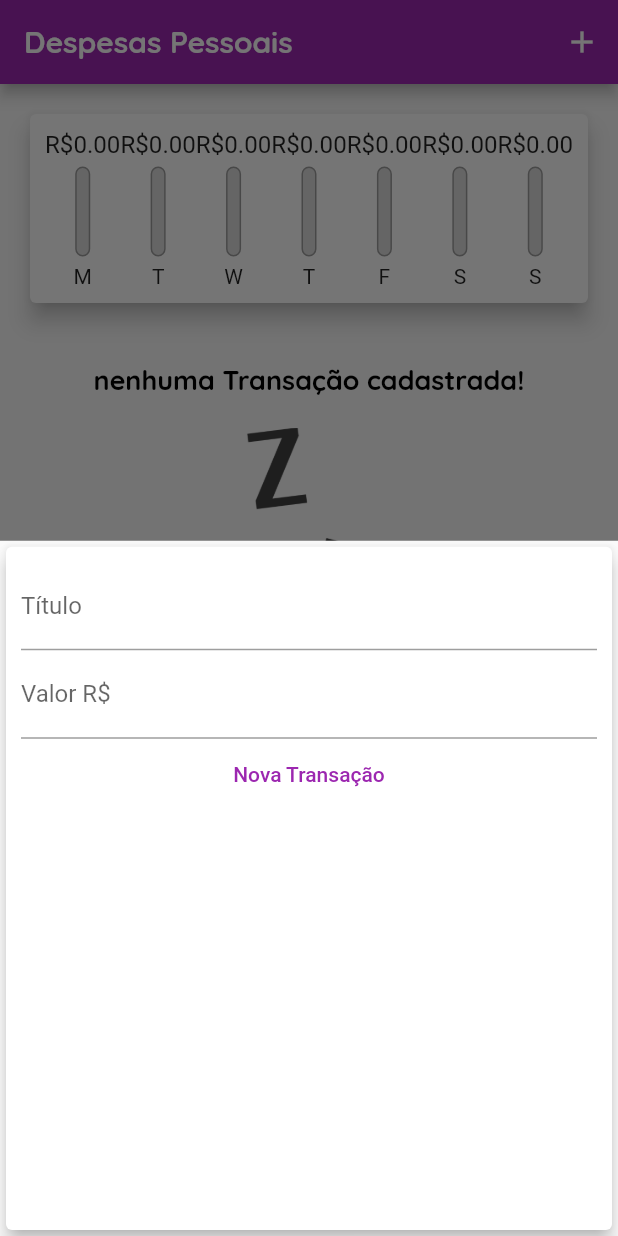
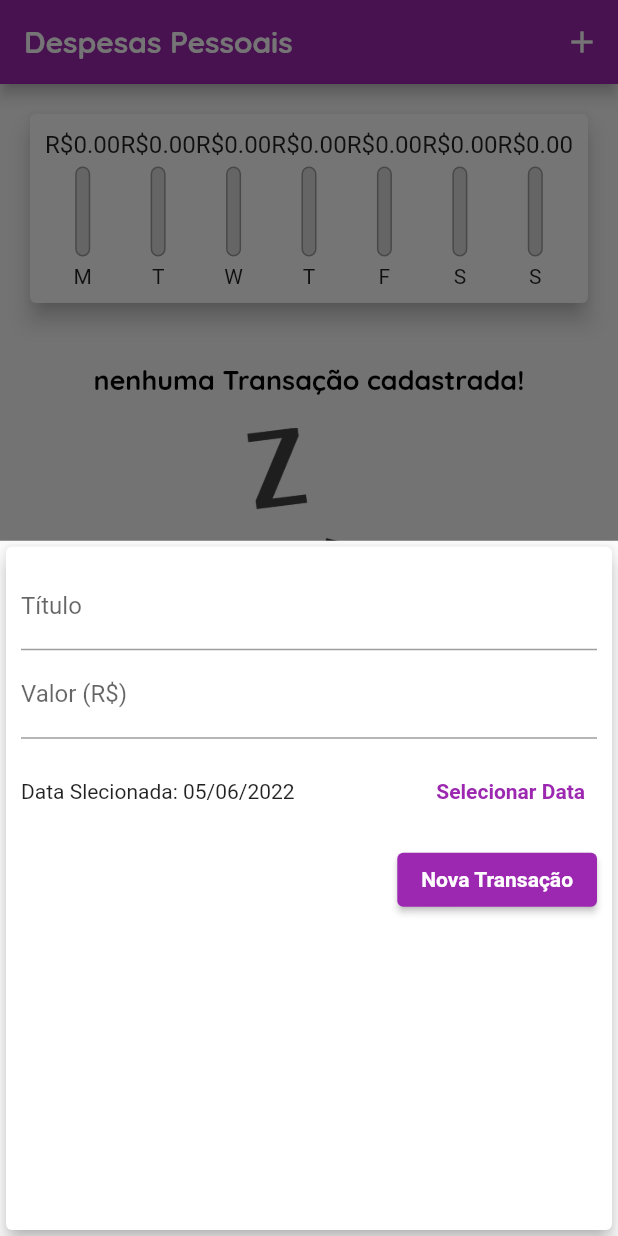
Before and after one commit to EuNetu/Despesas_Flutter, a Flutter app: the screen it shows after launch, after a tap on the "add" icon, on a phone screen of 412 x 824 dp. Run offline on Flutter 3.47's test engine with Material 2 defaults, Android fonts, the phone set to English and light mode, and no system bars.

Commit message:
update empty list and create button selection date

```diff
--- a/expenses/lib/components/chart.dart
+++ b/expenses/lib/components/chart.dart
@@ -57,7 +57,7 @@ class Chart extends StatelessWidget {
               child: ChartBar(
                 label: tr['day'] as String,
                 value: tr['value'] as double,
-                percentage: (tr['value'] as double) / _weekTotalValue,
+                percentage: _weekTotalValue == 0 ? 0 : (tr['value'] as double) / _weekTotalValue,
               ),
             );
           }).toList(),
--- a/expenses/lib/components/transaction_Form.dart
+++ b/expenses/lib/components/transaction_Form.dart
@@ -1,28 +1,46 @@
 import 'package:flutter/material.dart';
+import 'package:intl/intl.dart';
 
 class TransactionForm extends StatefulWidget {
-  final void Function(String, double) onSubmit;
+  final void Function(String, double, DateTime) onSubmit;
 
-  TransactionForm(this.onSubmit);
+  const TransactionForm(this.onSubmit, {Key? key}) : super(key: key);
 
   @override
   State<TransactionForm> createState() => _TransactionFormState();
 }
 
 class _TransactionFormState extends State<TransactionForm> {
-  final titleController = TextEditingController();
-
-  final valueController = TextEditingController();
+  final _titleController = TextEditingController();
+  final _valueController = TextEditingController();
+  DateTime? _selectedDate = DateTime.now();
 
   _submitForm() {
-    final title = titleController.text;
-    final value = double.tryParse(valueController.text) ?? 0.0;
+    final title = _titleController.text;
+    final value = double.tryParse(_valueController.text) ?? 0;
 
-    if (title.isEmpty || value.toString().isEmpty) {
+    if (title.isEmpty || value <= 0 || _selectedDate == null) {
       return;
     }
 
-    widget.onSubmit(title, value);
+    widget.onSubmit(title, value, _selectedDate!);
+  }
+
+  _showDatePicker() {
+    showDatePicker(
+      context: context,
+      initialDate: DateTime.now(),
+      firstDate: DateTime(2019),
+      lastDate: DateTime.now(),
+    ).then((pickedDate) {
+      if (pickedDate == null) {
+        return;
+      }
+
+      setState(() {
+        _selectedDate = pickedDate;
+      });
+    });
   }
 
   @override
@@ -34,25 +52,58 @@ class _TransactionFormState extends State<TransactionForm> {
         child: Column(
           children: [
             TextField(
-              controller: titleController,
-              onSubmitted: (_) => _submitForm,
-              decoration: InputDecoration(
+              controller: _titleController,
+              onSubmitted: (_) => _submitForm(),
+              decoration: const InputDecoration(
                 labelText: 'Título',
               ),
             ),
             TextField(
-              controller: valueController,
-              keyboardType: TextInputType.numberWithOptions(decimal: true),
-              onSubmitted: (_) => _submitForm,
-              decoration: InputDecoration(labelText: 'Valor R\$'),
+              controller: _valueController,
+              keyboardType:
+                  const TextInputType.numberWithOptions(decimal: true),
+              onSubmitted: (_) => _submitForm(),
+              decoration: const InputDecoration(
+                labelText: 'Valor (R\$)',
+              ),
             ),
-            TextButton(
-              child: Text('Nova Transação'),
-              style: ButtonStyle(
-                  foregroundColor:
-                      MaterialStateProperty.all<Color>(Colors.purple)),
-              onPressed: _submitForm,
-            )
+            SizedBox(
+              height: 70,
+              child: Row(
+                children: <Widget>[
+                  Expanded(
+                    child: Text(
+                      _selectedDate == null
+                          ? 'Nenhuma data selecionada!'
+                          : 'Data Slecionada: ${DateFormat('dd/MM/y').format(_selectedDate!)}',
+                    ),
+                  ),
+                  TextButton(
+                    child: const Text(
+                      'Selecionar Data',
+                      style: TextStyle(
+                        fontWeight: FontWeight.bold,
+                      ),
+                    ),
+                    onPressed: _showDatePicker,
+                  )
+                ],
+              ),
+            ),
+            Row(
+              mainAxisAlignment: MainAxisAlignment.end,
+              children: <Widget>[
+                ElevatedButton(
+                  child: Text(
+                    'Nova Transação',
+                    style: TextStyle(
+                      color: Theme.of(context).textTheme.button?.color,
+                    ),
+                  ),
+                  onPressed: _submitForm,
+                ),
+              ],
+            ),
           ],
         ),
       ),
--- a/expenses/lib/components/transaction_List.dart
+++ b/expenses/lib/components/transaction_List.dart
@@ -56,6 +56,7 @@ class TransactionList extends StatelessWidget {
                     subtitle: Text(
                       DateFormat('d MMM y').format(tr.date),
                     ),
+
                   ),
                 );
               },
--- a/expenses/lib/main.dart
+++ b/expenses/lib/main.dart
@@ -26,6 +26,10 @@ class ExpensesApp extends StatelessWidget {
             fontWeight: FontWeight.bold,
             color: Colors.black,
           ),
+          button: TextStyle(
+            color: Colors.white,
+            fontWeight: FontWeight.bold,
+          )
         ),
         appBarTheme: AppBarTheme(
           titleTextStyle: TextStyle(
@@ -68,12 +72,12 @@ class _MyHomePageState extends State<MyHomePage> {
         ).toList();
   }
 
-  _addTransaction(String title, double value) {
+  _addTransaction(String title, double value, DateTime date) {
     final newTransaction = Transaction(
       id: Random().nextDouble().toString(),
       title: title,
       value: value,
-      date: DateTime.now(),
+      date: date,
     );
 
     setState(() {
```
